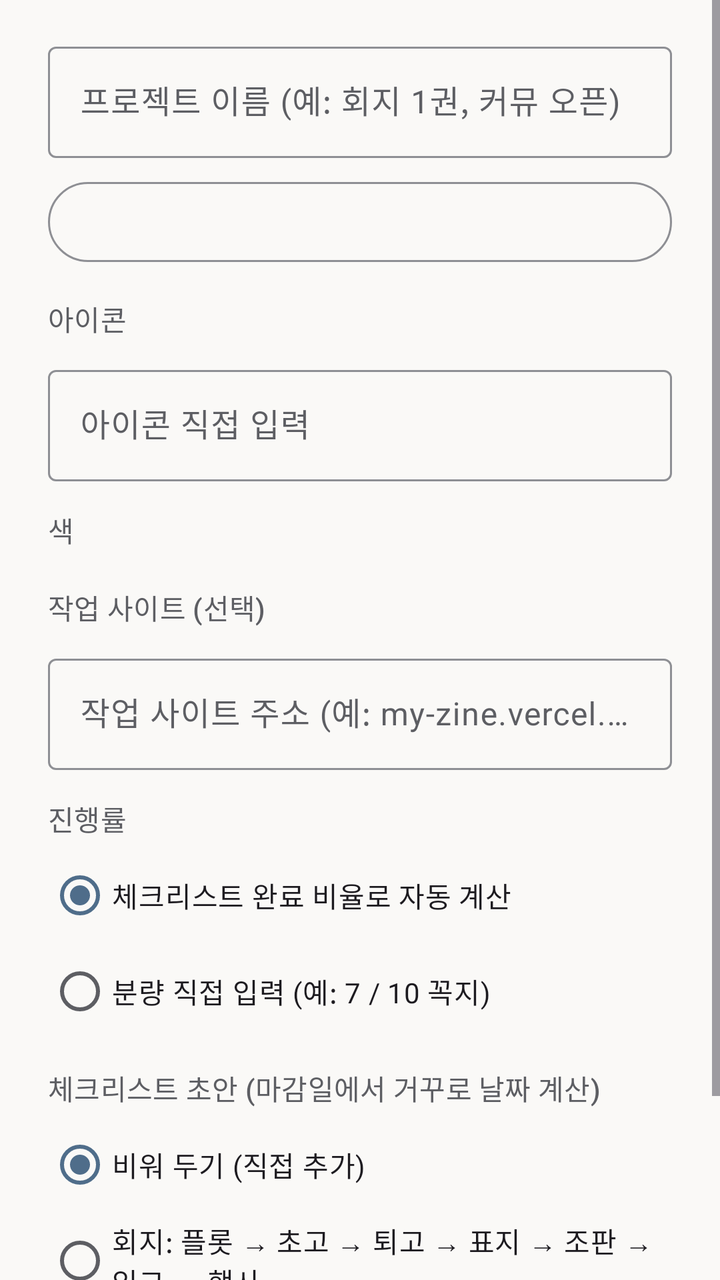
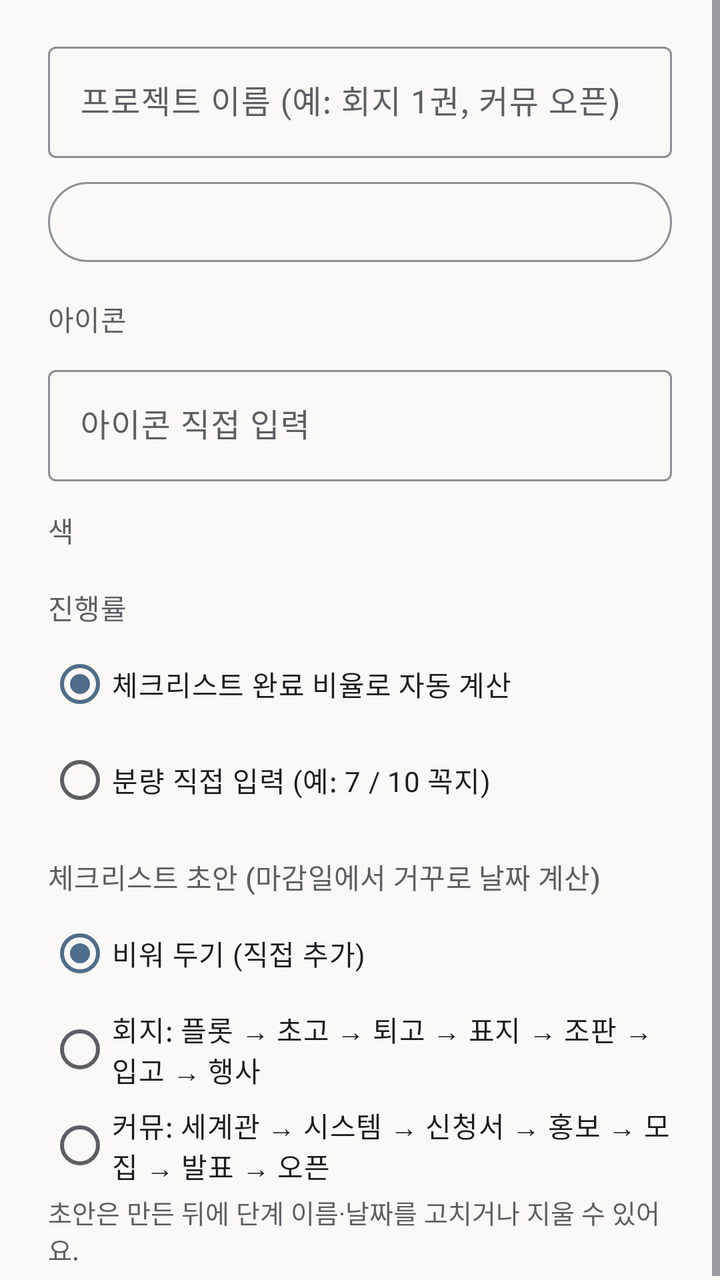

Screens rendered from an Android XML layout before and after an edit, with the pre-edit source and the edit as a unified diff.
<!-- AndroidManifest.xml: application theme AppTheme -->
<!-- res/layout/dialog_project.xml -->
<ScrollView xmlns:android="http://schemas.android.com/apk/res/android"
    xmlns:app="http://schemas.android.com/apk/res-auto"
    android:layout_width="match_parent"
    android:layout_height="wrap_content">
<LinearLayout
    android:layout_width="match_parent"
    android:layout_height="wrap_content"
    android:orientation="vertical"
    android:paddingStart="24dp"
    android:paddingEnd="24dp"
    android:paddingTop="12dp">

    <com.google.android.material.textfield.TextInputLayout style="@style/Widget.Material3.TextInputLayout.OutlinedBox" android:layout_width="match_parent" android:layout_height="wrap_content" android:layout_marginTop="6dp" android:hint="프로젝트 이름 (예: 회지 1권, 커뮤 오픈)">

        <com.google.android.material.textfield.TextInputEditText android:id="@+id/pj_in_name" android:layout_width="match_parent" android:layout_height="wrap_content"
        android:inputType="text"
        android:maxLines="1" />

    </com.google.android.material.textfield.TextInputLayout>

    <Button
        android:id="@+id/pj_in_deadline"
        style="?attr/materialButtonOutlinedStyle"
        android:layout_marginTop="8dp"
        android:layout_width="match_parent"
        android:layout_height="wrap_content"
        android:gravity="start|center_vertical"
        android:textSize="16sp" />

    <TextView style="@style/SheetLabel" android:text="아이콘" />
    <HorizontalScrollView
        android:layout_width="match_parent"
        android:layout_height="wrap_content"
        android:scrollbars="none">
        <LinearLayout
            android:id="@+id/pj_in_emoji_row"
            android:layout_width="wrap_content"
            android:layout_height="wrap_content"
            android:orientation="horizontal" />
    </HorizontalScrollView>
    <com.google.android.material.textfield.TextInputLayout style="@style/Widget.Material3.TextInputLayout.OutlinedBox" android:layout_width="match_parent" android:layout_height="wrap_content" android:layout_marginTop="6dp" android:hint="아이콘 직접 입력">
        <com.google.android.material.textfield.TextInputEditText android:id="@+id/pj_in_emoji" android:layout_width="match_parent" android:layout_height="wrap_content"
        android:inputType="text"
        android:maxLength="8"
        android:maxLines="1" />
    </com.google.android.material.textfield.TextInputLayout>

    <TextView style="@style/SheetLabel" android:text="색" />
    <HorizontalScrollView
        android:layout_width="match_parent"
        android:layout_height="wrap_content"
        android:scrollbars="none">
        <LinearLayout
            android:id="@+id/pj_in_color_row"
            android:layout_width="wrap_content"
            android:layout_height="wrap_content"
            android:orientation="horizontal" />
    </HorizontalScrollView>

    <TextView style="@style/SheetLabel" android:text="작업 사이트 (선택)" />
    <com.google.android.material.textfield.TextInputLayout style="@style/Widget.Material3.TextInputLayout.OutlinedBox" android:layout_width="match_parent" android:layout_height="wrap_content" android:layout_marginTop="6dp" android:hint="작업 사이트 주소 (예: my-zine.vercel.app)">
        <com.google.android.material.textfield.TextInputEditText android:id="@+id/pj_in_link" android:layout_width="match_parent" android:layout_height="wrap_content"
        android:inputType="textUri"
        android:maxLines="1" />
    </com.google.android.material.textfield.TextInputLayout>

    <TextView style="@style/SheetLabel" android:text="진행률" />
    <RadioGroup
        android:id="@+id/pj_in_mode"
        android:layout_width="match_parent"
        android:layout_height="wrap_content"
        android:orientation="vertical">
        <RadioButton android:id="@+id/rb_mode_auto" android:layout_width="wrap_content" android:layout_height="wrap_content" android:checked="true" android:text="체크리스트 완료 비율로 자동 계산" />
        <RadioButton android:id="@+id/rb_mode_manual" android:layout_width="wrap_content" android:layout_height="wrap_content" android:text="분량 직접 입력 (예: 7 / 10 꼭지)" />
    </RadioGroup>
    <LinearLayout
        android:id="@+id/pj_in_manual_box"
        android:layout_width="match_parent"
        android:layout_height="wrap_content"
        android:orientation="horizontal"
        android:visibility="gone">
        <com.google.android.material.textfield.TextInputLayout style="@style/Widget.Material3.TextInputLayout.OutlinedBox" android:layout_width="0dp" android:layout_height="wrap_content" android:layout_marginTop="6dp" android:hint="목표 (예: 10)" android:layout_weight="1">
            <com.google.android.material.textfield.TextInputEditText android:id="@+id/pj_in_total" android:layout_width="match_parent" android:layout_height="wrap_content"
            
            android:inputType="number"
            android:maxLength="6" />
        </com.google.android.material.textfield.TextInputLayout>
        <com.google.android.material.textfield.TextInputLayout style="@style/Widget.Material3.TextInputLayout.OutlinedBox" android:layout_width="0dp" android:layout_height="wrap_content" android:layout_marginTop="6dp" android:hint="단위 (예: 꼭지, 쪽)" android:layout_weight="1" android:layout_marginStart="8dp">
            <com.google.android.material.textfield.TextInputEditText android:id="@+id/pj_in_unit" android:layout_width="match_parent" android:layout_height="wrap_content"
            
            
            android:inputType="text"
            android:maxLength="8" />
        </com.google.android.material.textfield.TextInputLayout>
    </LinearLayout>

    <TextView android:id="@+id/pj_in_template_label" style="@style/SheetLabel" android:text="체크리스트 초안 (마감일에서 거꾸로 날짜 계산)" />
    <RadioGroup
        android:id="@+id/pj_in_template"
        android:layout_width="match_parent"
        android:layout_height="wrap_content"
        android:orientation="vertical">
        <RadioButton android:id="@+id/rb_tpl_none" android:layout_width="wrap_content" android:layout_height="wrap_content" android:checked="true" android:text="비워 두기 (직접 추가)" />
        <RadioButton android:id="@+id/rb_tpl_zine" android:layout_width="wrap_content" android:layout_height="wrap_content" android:text="회지: 플롯 → 초고 → 퇴고 → 표지 → 조판 → 입고 → 행사" />
        <RadioButton android:id="@+id/rb_tpl_commu" android:layout_width="wrap_content" android:layout_height="wrap_content" android:text="커뮤: 세계관 → 시스템 → 신청서 → 홍보 → 모집 → 발표 → 오픈" />
    </RadioGroup>
    <TextView
        android:id="@+id/pj_in_template_hint"
        android:layout_width="match_parent"
        android:layout_height="wrap_content"
        android:paddingBottom="8dp"
        android:text="초안은 만든 뒤에 단계 이름·날짜를 고치거나 지울 수 있어요."
        android:textColor="?attr/colorOnSurfaceVariant"
        android:textSize="13sp" />
</LinearLayout>
</ScrollView>
<!-- resources referenced by this layout -->
<resources>
  <style name="SheetLabel">
          <item name="android:layout_width">match_parent</item>
          <item name="android:layout_height">wrap_content</item>
          <item name="android:layout_marginTop">14dp</item>
          <item name="android:layout_marginBottom">4dp</item>
          <item name="android:textAppearance">?attr/textAppearanceLabelLarge</item>
          <item name="android:textColor">?attr/colorOnSurfaceVariant</item>
      </style>
  <style name="AppTheme" parent="Theme.Material3.DayNight.NoActionBar">
          <item name="colorPrimary">@color/m_primary</item>
          <item name="colorOnPrimary">@color/m_on_primary</item>
          <item name="colorPrimaryContainer">@color/m_primary_container</item>
          <item name="colorOnPrimaryContainer">@color/m_on_primary_container</item>
          <item name="colorSecondary">@color/m_secondary</item>
          <item name="colorOnSecondary">@color/m_on_secondary</item>
          <item name="colorSecondaryContainer">@color/m_secondary_container</item>
          <item name="colorOnSecondaryContainer">@color/m_on_secondary_container</item>
          <item name="colorTertiary">@color/m_secondary</item>
          <item name="android:colorBackground">@color/m_background</item>
          <item name="colorSurface">@color/m_surface</item>
          <item name="colorOnSurface">@color/m_on_surface</item>
          <item name="colorOnSurfaceVariant">@color/m_on_surface_variant</item>
          <item name="colorOutline">@color/m_outline</item>
          <item name="colorOutlineVariant">@color/m_outline_variant</item>
          <item name="colorSurfaceContainerLowest">@color/m_surface_container_lowest</item>
          <item name="colorSurfaceContainerLow">@color/m_surface_container_low</item>
          <item name="colorSurfaceContainer">@color/m_surface_container</item>
          <item name="colorSurfaceContainerHigh">@color/m_surface_container_high</item>
          <item name="colorSurfaceContainerHighest">@color/m_surface_container_highest</item>
          <item name="colorError">@color/m_error</item>
          <item name="android:statusBarColor">@color/m_surface</item>
          <item name="android:navigationBarColor">@color/m_surface_container</item>
          <item name="android:windowLightStatusBar">true</item>
      </style>
  <color name="m_primary">#FF4F6D8A</color>
  <color name="m_on_primary">#FFFFFFFF</color>
  <color name="m_primary_container">#FFD6E4F2</color>
  <color name="m_on_primary_container">#FF0C2A44</color>
  <color name="m_secondary">#FF6B7A72</color>
  <color name="m_on_secondary">#FFFFFFFF</color>
  <color name="m_secondary_container">#FFDDE8E0</color>
  <color name="m_on_secondary_container">#FF26332C</color>
  <color name="m_background">#FFFAF9F7</color>
  <color name="m_surface">#FFFAF9F7</color>
  <color name="m_on_surface">#FF1F1F22</color>
  <color name="m_on_surface_variant">#FF5D5E63</color>
  <color name="m_outline">#FF8E8F94</color>
  <color name="m_outline_variant">#FFDAD9D6</color>
  <color name="m_surface_container_lowest">#FFFFFFFF</color>
  <color name="m_surface_container_low">#FFF4F3F1</color>
  <color name="m_surface_container">#FFEFEEEC</color>
  <color name="m_surface_container_high">#FFE9E8E6</color>
  <color name="m_surface_container_highest">#FFE3E2E0</color>
  <color name="m_error">#FFBA1A1A</color>
</resources>

<!-- the commit's change to res/layout/dialog_project.xml (unified diff, before → after) -->
@@ -57,13 +57,6 @@
             android:orientation="horizontal" />
     </HorizontalScrollView>
 
-    <TextView style="@style/SheetLabel" android:text="작업 사이트 (선택)" />
-    <com.google.android.material.textfield.TextInputLayout style="@style/Widget.Material3.TextInputLayout.OutlinedBox" android:layout_width="match_parent" android:layout_height="wrap_content" android:layout_marginTop="6dp" android:hint="작업 사이트 주소 (예: my-zine.vercel.app)">
-        <com.google.android.material.textfield.TextInputEditText android:id="@+id/pj_in_link" android:layout_width="match_parent" android:layout_height="wrap_content"
-        android:inputType="textUri"
-        android:maxLines="1" />
-    </com.google.android.material.textfield.TextInputLayout>
-
     <TextView style="@style/SheetLabel" android:text="진행률" />
     <RadioGroup
         android:id="@+id/pj_in_mode"
